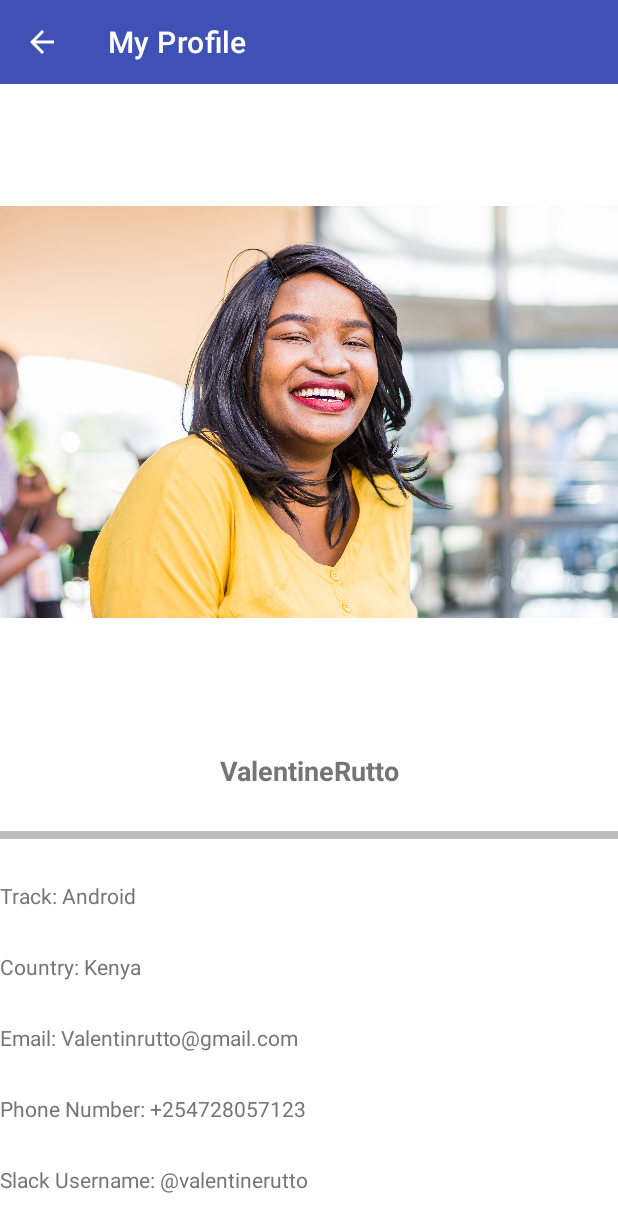
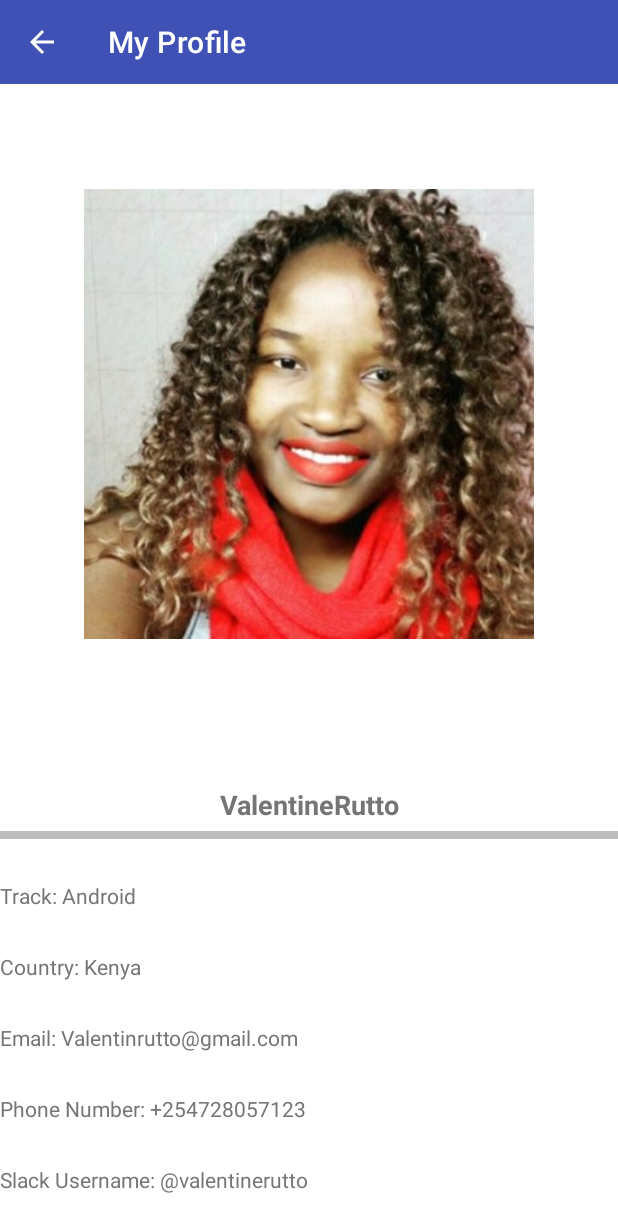
Before and after one commit to valentineRutto/Alc4Phase1, an Android app: the MyProfile screen opened directly, with no data from a screen before it, on a phone screen of 412 x 824 dp. Shown: the top 1232 px of the screen. Run offline under Robolectric (Android 15) with nearby library versions, the phone set to English and light mode, and no system bars.

Commit message:
-reformat code

```diff
--- a/app/src/main/AndroidManifest.xml
+++ b/app/src/main/AndroidManifest.xml
@@ -8,6 +8,8 @@
         android:label="@string/app_name"
         android:roundIcon="@mipmap/ic_launcher_round"
         android:supportsRtl="true"
+        android:hardwareAccelerated="false"
+        android:largeHeap="true"
         android:theme="@style/AppTheme">
         <activity
             android:name=".MyProfile"
--- a/app/src/main/java/com/valentinerutto/alcphaseonechallenge/AboutAlc.java
+++ b/app/src/main/java/com/valentinerutto/alcphaseonechallenge/AboutAlc.java
@@ -30,14 +30,12 @@ public class AboutAlc extends AppCompatActivity {
         myWebView.getSettings().setJavaScriptEnabled(true);
         myWebView.setWebViewClient(new MyBrowser());
 
-
         myWebView.postDelayed(new Runnable() {
             @Override
             public void run() {
                 myWebView.loadUrl(url);
             }
         }, 500);
-
 
     }
 
--- a/app/src/main/java/com/valentinerutto/alcphaseonechallenge/MainActivity.java
+++ b/app/src/main/java/com/valentinerutto/alcphaseonechallenge/MainActivity.java
@@ -68,6 +68,7 @@ public class MainActivity extends AppCompatActivity implements BaseContract.View
             public void onClick(View v) {
                 Intent intent = new Intent(MainActivity.this, AboutAlc.class);
                 startActivity(intent);
+
             }
         });
 
--- a/app/src/main/java/com/valentinerutto/alcphaseonechallenge/MyProfile.java
+++ b/app/src/main/java/com/valentinerutto/alcphaseonechallenge/MyProfile.java
@@ -19,6 +19,7 @@ ImageView imageView;
     protected void onCreate(Bundle savedInstanceState) {
         super.onCreate(savedInstanceState);
         setContentView(R.layout.activity_my_profile);
+
         Toolbar toolbar = findViewById(R.id.toolbar);
         setSupportActionBar(toolbar);
         if (getSupportActionBar() != null){
@@ -37,6 +38,7 @@ ImageView imageView;
     @Override
     public boolean onSupportNavigateUp() {
         onBackPressed();
+
         return true;
     }
 
--- a/app/src/main/res/layout/content_my_profile.xml
+++ b/app/src/main/res/layout/content_my_profile.xml
@@ -12,8 +12,8 @@
         android:id="@+id/img"
         android:layout_width="match_parent"
         android:layout_height="300dp"
-        android:layout_marginBottom="8dp"
-        android:src="@drawable/val"
+        android:layout_marginBottom="28dp"
+        android:src="@drawable/linkedinprof"
         app:layout_constraintBottom_toTopOf="@+id/name"
         app:layout_constraintLeft_toLeftOf="parent"
         app:layout_constraintRight_toRightOf="parent"
@@ -24,41 +24,40 @@
         android:id="@+id/view"
         android:layout_width="match_parent"
         android:layout_height="5dp"
+        android:layout_marginBottom="28dp"
         android:background="@color/colorDivider"
         app:layout_constraintBottom_toTopOf="@+id/track"
-        android:layout_marginBottom="28dp"
         tools:layout_editor_absoluteX="16dp" />
 
     <TextView
         android:id="@+id/name"
         android:layout_width="match_parent"
         android:layout_height="wrap_content"
+        android:layout_marginBottom="5dp"
         android:text="ValentineRutto"
         android:textAlignment="center"
+        android:textColor="@color/colorSecText"
         android:textSize="18sp"
-android:textStyle="bold"
-        android:textColor="@color/colorSecText"
+        android:textStyle="bold"
         app:layout_constraintBottom_toTopOf="@+id/view"
-        android:layout_marginBottom="28dp"
         tools:layout_editor_absoluteX="30dp" />
 
     <TextView
         android:id="@+id/track"
         android:layout_width="match_parent"
         android:layout_height="wrap_content"
+        android:layout_marginBottom="28dp"
         android:text="Track: Android"
         android:textColor="@color/colorSecText"
         app:layout_constraintBottom_toTopOf="@+id/country"
-        app:layout_constraintStart_toStartOf="parent"
-        android:layout_marginBottom="28dp"
-        />
+        app:layout_constraintStart_toStartOf="parent" />
 
     <TextView
         android:id="@+id/country"
         android:layout_width="match_parent"
         android:layout_height="wrap_content"
+        android:layout_marginBottom="28dp"
         android:text="Country: Kenya"
-        android:layout_marginBottom="28dp"
 
         android:textColor="@color/colorSecText"
         app:layout_constraintBottom_toTopOf="@+id/email"
@@ -69,9 +68,9 @@ android:textStyle="bold"
         android:id="@+id/email"
         android:layout_width="match_parent"
         android:layout_height="wrap_content"
+        android:layout_marginBottom="28dp"
         android:text="Email: Valentinrutto@gmail.com"
         android:textColor="@color/colorSecText"
-        android:layout_marginBottom="28dp"
 
         app:layout_constraintBottom_toTopOf="@+id/phone"
         app:layout_constraintStart_toStartOf="parent"
```
Also changed, not shown: app/src/main/res/drawable/linkedinprof.jpg (added), app/src/main/res/drawable/val.jpg (deleted), 3 other files.
